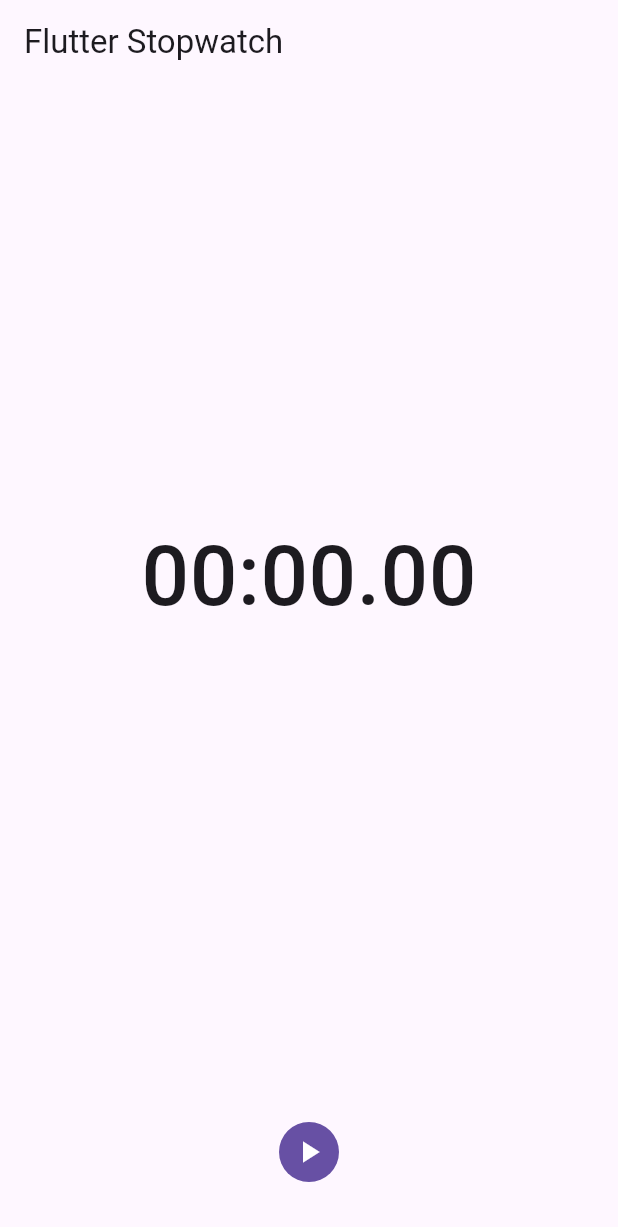
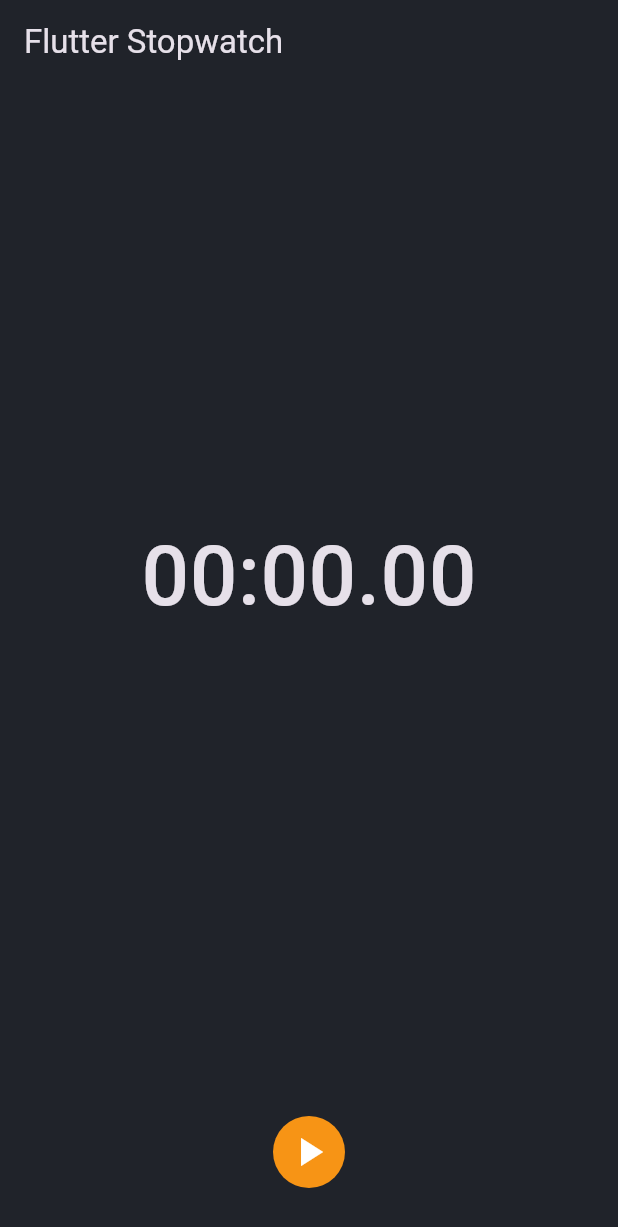
Before and after one commit to ashenafiDL/PRODIGY_AD_03, a Flutter app: the screen it shows after launch, on a phone screen of 412 x 824 dp. Shown: the top 1227 px of the screen. Run offline on Flutter 3.47's test engine with Material 3 defaults, Android fonts, the phone set to English and light mode, and no system bars.

Commit message:
refactor: Update theme configurations and system overlay styles

```diff
--- a/lib/main.dart
+++ b/lib/main.dart
@@ -1,4 +1,5 @@
 import 'package:flutter/material.dart';
+import 'package:flutter/services.dart';
 import 'package:flutter_stopwatch/stopwatch_page.dart';
 import 'package:flutter_stopwatch/util/theme.dart';
 
@@ -13,19 +14,18 @@ class MyApp extends StatelessWidget {
   Widget build(BuildContext context) {
     return MaterialApp(
       title: 'Flutter Stopwatch',
-      theme: lightTheme,
       darkTheme: darkTheme,
-      themeMode: ThemeMode.system,
-      home: SafeArea(
-        child: Scaffold(
-          appBar: AppBar(
-            elevation: 0.0,
-            scrolledUnderElevation: 0.0,
-            backgroundColor: Colors.transparent,
-            title: const Text("Flutter Stopwatch"),
+      themeMode: ThemeMode.dark,
+      home: Scaffold(
+        appBar: AppBar(
+          systemOverlayStyle: SystemUiOverlayStyle(
+            systemNavigationBarColor:
+                darkTheme.scaffoldBackgroundColor, // Navigation bar
+            statusBarColor: darkTheme.scaffoldBackgroundColor, // Status bar
           ),
-          body: const StopwatchPage(),
+          title: const Text("Flutter Stopwatch"),
         ),
+        body: const StopwatchPage(),
       ),
     );
   }
--- a/lib/util/theme.dart
+++ b/lib/util/theme.dart
@@ -1,16 +1,15 @@
 import 'package:flutter/material.dart';
 
-const seedColor = Colors.blue;
-const useMaterial3 = true;
-
-var lightTheme = ThemeData(
-  // colorScheme: ColorScheme.fromSeed(seedColor: seedColor),
-  brightness: Brightness.light,
-  useMaterial3: useMaterial3,
+var darkTheme = ThemeData(
+  brightness: Brightness.dark,
+  useMaterial3: true,
+  scaffoldBackgroundColor: const Color(0xFF20232a),
+  appBarTheme: const AppBarTheme(backgroundColor: Colors.transparent),
+  iconButtonTheme: const IconButtonThemeData(
+    style: ButtonStyle(
+      iconColor: WidgetStatePropertyAll(Colors.white),
+      backgroundColor: WidgetStatePropertyAll(Color(0xFFf79415)),
+      iconSize: WidgetStatePropertyAll(32.0),
+    ),
+  ),
 );
-
-var darkTheme = ThemeData(
-  // colorScheme: ColorScheme.fromSeed(seedColor: seedColor),
-  brightness: Brightness.dark,
-  useMaterial3: useMaterial3,
-);
```
